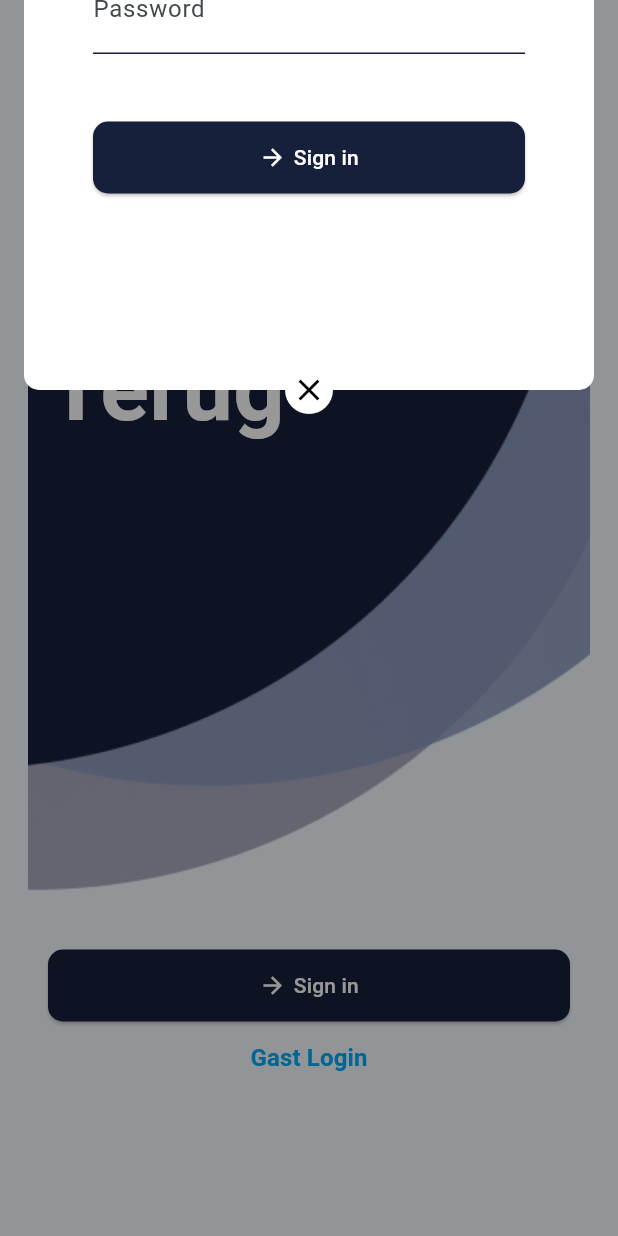
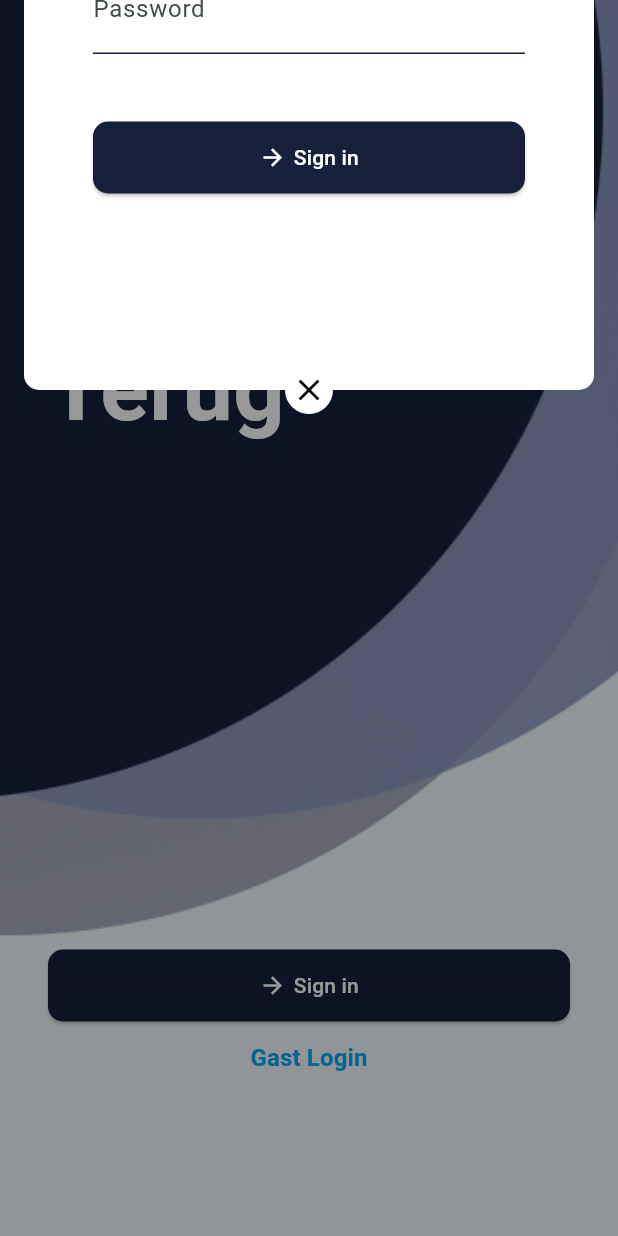
Before and after one commit to ProjectMaasgroep18/ms18-flutter-applicatie, a Flutter app: the OnboardingScreen screen opened directly, after a tap on "Sign in", on a phone screen of 412 x 824 dp. Run offline on Flutter 3.47's test engine with Material 3 defaults, Android fonts, the phone set to English and light mode, and no system bars; our stand-ins replace flutter_easyloading, image_picker, rive, shared_preferences, syncfusion_flutter_calendar; accounts and stored records are empty; network calls fail; Roboto replaces fonts that are missing (Poppins).

Commit message:
Fix login screen and use token to determine first screen

```diff
--- a/lib/Login/screens/components/onboding_screen.dart
+++ b/lib/Login/screens/components/onboding_screen.dart
@@ -34,15 +34,16 @@ class _OnboardingScreenState extends State<OnboardingScreen> {
           Padding(
             padding: const EdgeInsets.all(0),
             child: SizedBox(
-                width: MediaQuery.of(context).size.width * 3,
+                width: MediaQuery.of(context).size.width,
+                height: MediaQuery.of(context).size.height,
                 // bottom: -5350,
                 // left: -2760,
-                child: Image.asset('assets/Backgrounds/Shapes.png')),
+                child: Image.asset('assets/Backgrounds/Shapes.png', fit: BoxFit.fill)),
           ),
           Positioned.fill(
               child: BackdropFilter(
-            filter: ImageFilter.blur(sigmaX: 0, sigmaY: 0),
-          )),
+                filter: ImageFilter.blur(sigmaX: 0, sigmaY: 0),
+              )),
           // const RiveAnimation.asset('assets/RiveAssets/shapes.riv'),
           // Positioned.fill(
           //     child: BackdropFilter(
@@ -127,6 +128,7 @@ class _OnboardingScreenState extends State<OnboardingScreen> {
                         ),
                       ),
                     ),
+
                     const PaddingSpacing(),
                     const PaddingSpacing(),
                     const PaddingSpacing(),
```
Also changed, not shown: lib/main.dart (+48 -3 lines).
